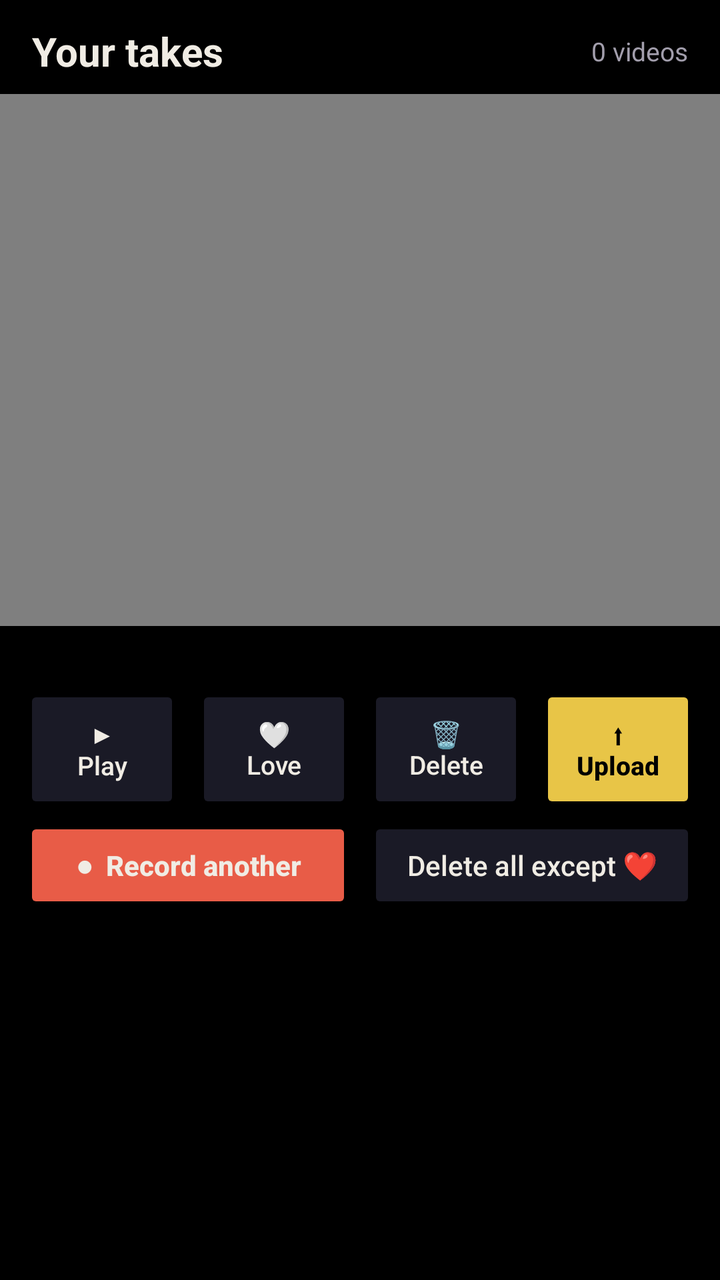
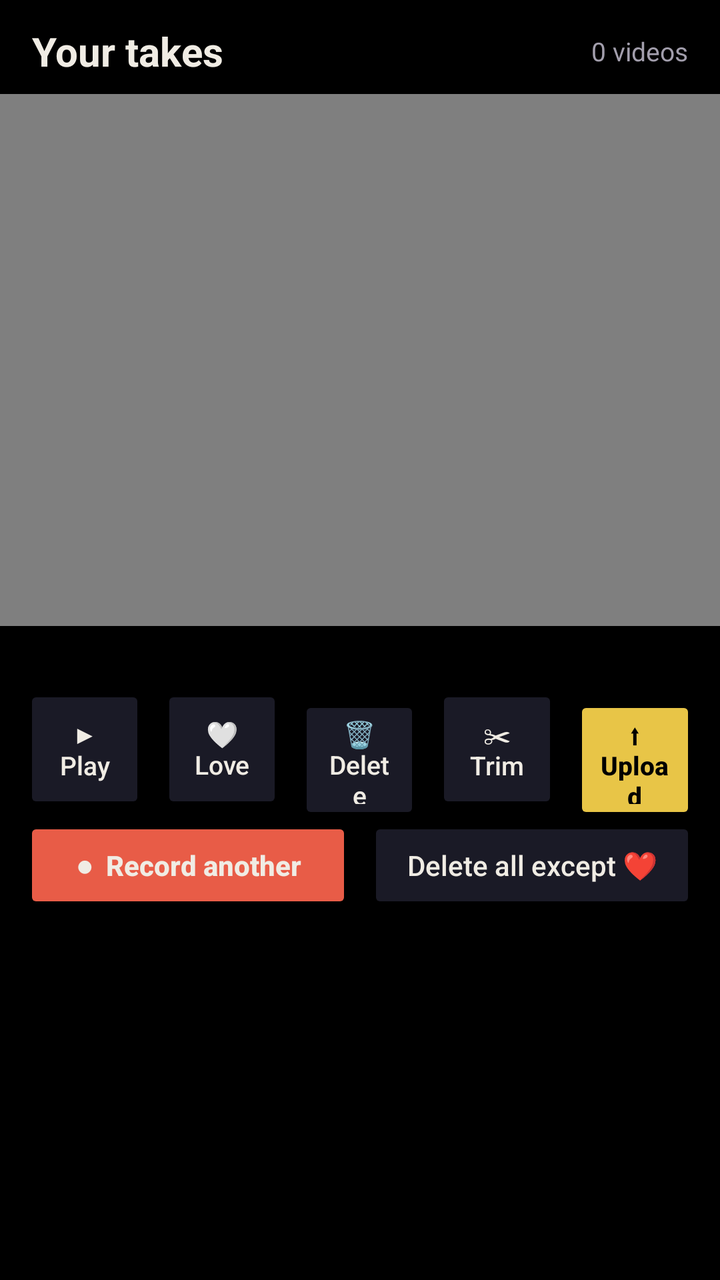

An Android layout rendered at two revisions. The XML below is the earlier revision; the diff shows what the commit changed to produce the second picture.
<!-- AndroidManifest.xml: application theme Theme.VoiceCamera -->
<!-- res/layout/activity_takes.xml -->
<?xml version="1.0" encoding="utf-8"?>
<LinearLayout xmlns:android="http://schemas.android.com/apk/res/android"
    android:layout_width="match_parent"
    android:layout_height="match_parent"
    android:background="@color/black"
    android:orientation="vertical">

    <LinearLayout
        android:layout_width="match_parent"
        android:layout_height="wrap_content"
        android:gravity="center_vertical"
        android:orientation="horizontal"
        android:paddingHorizontal="16dp"
        android:paddingTop="12dp"
        android:paddingBottom="8dp">

        <TextView
            android:layout_width="0dp"
            android:layout_height="wrap_content"
            android:layout_weight="1"
            android:text="Your takes"
            android:textColor="@color/white"
            android:textSize="20sp"
            android:textStyle="bold" />

        <TextView
            android:id="@+id/takeCount"
            android:layout_width="wrap_content"
            android:layout_height="wrap_content"
            android:text="0 videos"
            android:textColor="@color/dim"
            android:textSize="13sp" />
    </LinearLayout>

    <FrameLayout
        android:layout_width="match_parent"
        android:layout_height="0dp"
        android:layout_weight="3"
        android:background="#FF07070B">

        <VideoView
            android:id="@+id/video"
            android:layout_width="match_parent"
            android:layout_height="match_parent"
            android:layout_gravity="center" />

        <ImageView
            android:id="@+id/photo"
            android:layout_width="match_parent"
            android:layout_height="match_parent"
            android:contentDescription="Photo"
            android:scaleType="fitCenter"
            android:visibility="gone" />

        <TextView
            android:id="@+id/emptyView"
            android:layout_width="wrap_content"
            android:layout_height="wrap_content"
            android:layout_gravity="center"
            android:gravity="center"
            android:padding="24dp"
            android:text="No videos yet.\nGo back and record one."
            android:textColor="@color/dim"
            android:textSize="16sp"
            android:visibility="gone" />
    </FrameLayout>

    <TextView
        android:id="@+id/selectedInfo"
        android:layout_width="match_parent"
        android:layout_height="wrap_content"
        android:paddingHorizontal="16dp"
        android:paddingTop="8dp"
        android:text=""
        android:textColor="@color/dim"
        android:textSize="13sp" />

    <LinearLayout
        android:layout_width="match_parent"
        android:layout_height="wrap_content"
        android:orientation="horizontal"
        android:paddingHorizontal="8dp"
        android:paddingTop="4dp">

        <Button
            android:id="@+id/btnPlay"
            android:layout_width="0dp"
            android:layout_height="64dp"
            android:layout_marginHorizontal="4dp"
            android:layout_weight="1"
            android:backgroundTint="@color/surface2"
            android:text="▶&#10;Play"
            android:textAllCaps="false"
            android:textColor="@color/white"
            android:textSize="13sp" />

        <Button
            android:id="@+id/btnLove"
            android:layout_width="0dp"
            android:layout_height="64dp"
            android:layout_marginHorizontal="4dp"
            android:layout_weight="1"
            android:backgroundTint="@color/surface2"
            android:text="🤍&#10;Love"
            android:textAllCaps="false"
            android:textColor="@color/white"
            android:textSize="13sp" />

        <Button
            android:id="@+id/btnDelete"
            android:layout_width="0dp"
            android:layout_height="64dp"
            android:layout_marginHorizontal="4dp"
            android:layout_weight="1"
            android:backgroundTint="@color/surface2"
            android:text="🗑&#10;Delete"
            android:textAllCaps="false"
            android:textColor="@color/white"
            android:textSize="13sp" />

        <Button
            android:id="@+id/btnShare"
            android:layout_width="0dp"
            android:layout_height="64dp"
            android:layout_marginHorizontal="4dp"
            android:layout_weight="1"
            android:backgroundTint="@color/gold"
            android:text="⬆&#10;Upload"
            android:textAllCaps="false"
            android:textColor="@color/black"
            android:textSize="13sp"
            android:textStyle="bold" />
    </LinearLayout>

    <LinearLayout
        android:layout_width="match_parent"
        android:layout_height="wrap_content"
        android:orientation="horizontal"
        android:paddingHorizontal="8dp"
        android:paddingTop="2dp">

        <Button
            android:id="@+id/btnRecordMore"
            android:layout_width="0dp"
            android:layout_height="wrap_content"
            android:layout_marginHorizontal="4dp"
            android:layout_weight="1"
            android:backgroundTint="@color/coral"
            android:text="●  Record another"
            android:textAllCaps="false"
            android:textColor="@color/white"
            android:textStyle="bold" />

        <Button
            android:id="@+id/btnCleanup"
            android:layout_width="0dp"
            android:layout_height="wrap_content"
            android:layout_marginHorizontal="4dp"
            android:layout_weight="1"
            android:backgroundTint="@color/surface2"
            android:text="Delete all except ❤"
            android:textAllCaps="false"
            android:textColor="@color/white" />
    </LinearLayout>

    <androidx.recyclerview.widget.RecyclerView
        android:id="@+id/list"
        android:layout_width="match_parent"
        android:layout_height="0dp"
        android:layout_marginTop="6dp"
        android:layout_weight="2"
        android:clipToPadding="false"
        android:paddingBottom="8dp" />
</LinearLayout>
<!-- resources referenced by this layout -->
<resources>
  <color name="black">#FF000000</color>
  <color name="coral">#FFE85C47</color>
  <color name="dim">#FFA29EAC</color>
  <color name="gold">#FFE8C547</color>
  <color name="surface2">#FF1A1A26</color>
  <color name="white">#FFF0ECE4</color>
  <style name="Theme.VoiceCamera" parent="Theme.AppCompat.NoActionBar">
          <item name="colorPrimary">@color/gold</item>
          <item name="colorPrimaryDark">@color/black</item>
          <item name="colorAccent">@color/gold</item>
          <item name="android:windowBackground">@color/black</item>
          <item name="android:statusBarColor">@color/black</item>
          <item name="android:navigationBarColor">@color/black</item>
      </style>
</resources>

<!-- the commit's change to res/layout/activity_takes.xml (unified diff, before → after) -->
@@ -75,7 +75,126 @@
         android:textColor="@color/dim"
         android:textSize="13sp" />
 
+    
     <LinearLayout
+        android:id="@+id/trimPanel"
+        android:layout_width="match_parent"
+        android:layout_height="wrap_content"
+        android:background="@color/surface2"
+        android:orientation="vertical"
+        android:paddingHorizontal="16dp"
+        android:paddingVertical="10dp"
+        android:visibility="gone">
+
+        <TextView
+            android:id="@+id/trimSummary"
+            android:layout_width="match_parent"
+            android:layout_height="wrap_content"
+            android:text="Trim: pick the part to keep"
+            android:textColor="@color/gold"
+            android:textSize="14sp"
+            android:textStyle="bold" />
+
+        <TextView
+            android:id="@+id/trimStartLabel"
+            android:layout_width="match_parent"
+            android:layout_height="wrap_content"
+            android:layout_marginTop="6dp"
+            android:text="Start  0:00"
+            android:textColor="@color/white"
+            android:textSize="13sp" />
+
+        <SeekBar
+            android:id="@+id/trimStart"
+            android:layout_width="match_parent"
+            android:layout_height="wrap_content" />
+
+        <TextView
+            android:id="@+id/trimEndLabel"
+            android:layout_width="match_parent"
+            android:layout_height="wrap_content"
+            android:text="End  0:00"
+            android:textColor="@color/white"
+            android:textSize="13sp" />
+
+        <SeekBar
+            android:id="@+id/trimEnd"
+            android:layout_width="match_parent"
+            android:layout_height="wrap_content" />
+
+        <LinearLayout
+            android:layout_width="match_parent"
+            android:layout_height="wrap_content"
+            android:layout_marginTop="4dp"
+            android:orientation="horizontal">
+
+            <Button
+                android:id="@+id/btnStartHere"
+                android:layout_width="0dp"
+                android:layout_height="wrap_content"
+                android:layout_marginEnd="4dp"
+                android:layout_weight="1"
+                android:backgroundTint="@color/black"
+                android:text="Start here"
+                android:textAllCaps="false"
+                android:textColor="@color/white" />
+
+            <Button
+                android:id="@+id/btnEndHere"
+                android:layout_width="0dp"
+                android:layout_height="wrap_content"
+                android:layout_marginHorizontal="4dp"
+                android:layout_weight="1"
+                android:backgroundTint="@color/black"
+                android:text="End here"
+                android:textAllCaps="false"
+                android:textColor="@color/white" />
+
+            <Button
+                android:id="@+id/btnTrimPreview"
+                android:layout_width="0dp"
+                android:layout_height="wrap_content"
+                android:layout_marginStart="4dp"
+                android:layout_weight="1"
+                android:backgroundTint="@color/black"
+                android:text="▶ Preview"
+                android:textAllCaps="false"
+                android:textColor="@color/white" />
+        </LinearLayout>
+
+        <LinearLayout
+            android:layout_width="match_parent"
+            android:layout_height="wrap_content"
+            android:layout_marginTop="4dp"
+            android:orientation="horizontal">
+
+            <Button
+                android:id="@+id/btnTrimCancel"
+                android:layout_width="0dp"
+                android:layout_height="wrap_content"
+                android:layout_marginEnd="4dp"
+                android:layout_weight="1"
+                android:backgroundTint="@color/black"
+                android:text="Cancel"
+                android:textAllCaps="false"
+                android:textColor="@color/white" />
+
+            <Button
+                android:id="@+id/btnTrimSave"
+                android:layout_width="0dp"
+                android:layout_height="wrap_content"
+                android:layout_marginStart="4dp"
+                android:layout_weight="2"
+                android:backgroundTint="@color/gold"
+                android:text="Save trimmed copy"
+                android:textAllCaps="false"
+                android:textColor="@color/black"
+                android:textStyle="bold" />
+        </LinearLayout>
+    </LinearLayout>
+
+    <LinearLayout
+        android:id="@+id/mainButtons"
         android:layout_width="match_parent"
         android:layout_height="wrap_content"
         android:orientation="horizontal"
@@ -114,6 +233,18 @@
             android:layout_weight="1"
             android:backgroundTint="@color/surface2"
             android:text="🗑&#10;Delete"
+            android:textAllCaps="false"
+            android:textColor="@color/white"
+            android:textSize="13sp" />
+
+        <Button
+            android:id="@+id/btnTrim"
+            android:layout_width="0dp"
+            android:layout_height="64dp"
+            android:layout_marginHorizontal="4dp"
+            android:layout_weight="1"
+            android:backgroundTint="@color/surface2"
+            android:text="✂&#10;Trim"
             android:textAllCaps="false"
             android:textColor="@color/white"
             android:textSize="13sp" />
@@ -133,6 +264,7 @@
     </LinearLayout>
 
     <LinearLayout
+        android:id="@+id/moreButtons"
         android:layout_width="match_parent"
         android:layout_height="wrap_content"
         android:orientation="horizontal"
